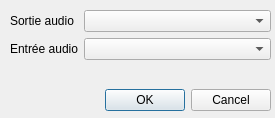
JokerSync/Joker, file app/MidiTool/PreferencesDialog.ui: the form before one commit.
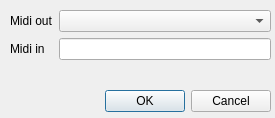
The form after the commit.

Commit message: MidiTool preferences dialog

The edit to the form file:
```diff
--- a/app/MidiTool/PreferencesDialog.ui
+++ b/app/MidiTool/PreferencesDialog.ui
@@ -19,7 +19,7 @@
      <x>10</x>
      <y>10</y>
      <width>261</width>
-     <height>101</height>
+     <height>102</height>
     </rect>
    </property>
    <layout class="QVBoxLayout" name="verticalLayout">
@@ -28,7 +28,7 @@
       <item row="0" column="0">
        <widget class="QLabel" name="lblDeviceOut">
         <property name="text">
-         <string>Sortie audio</string>
+         <string>Midi out</string>
         </property>
        </widget>
       </item>
@@ -38,12 +38,12 @@
       <item row="1" column="0">
        <widget class="QLabel" name="lblDeviceIn">
         <property name="text">
-         <string>Entrée audio</string>
+         <string>Midi in</string>
         </property>
        </widget>
       </item>
       <item row="1" column="1">
-       <widget class="QComboBox" name="comboBoxInput"/>
+       <widget class="QLineEdit" name="lineEditInput"/>
       </item>
      </layout>
     </item>
```
The commit also changes 6 other files.
